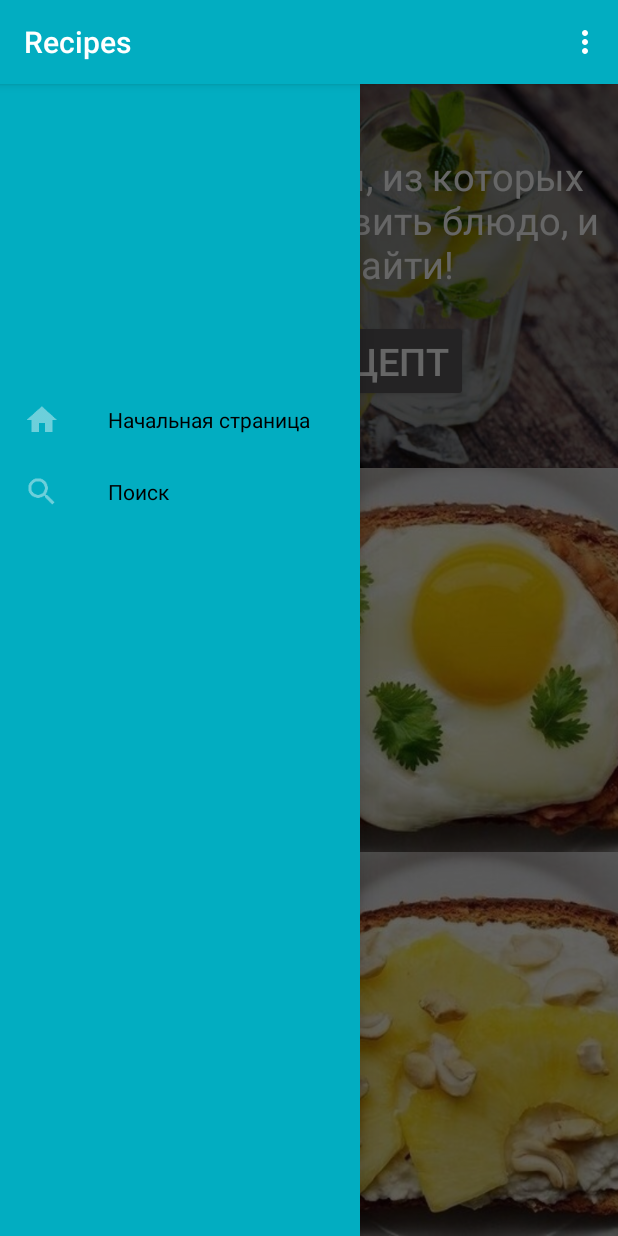
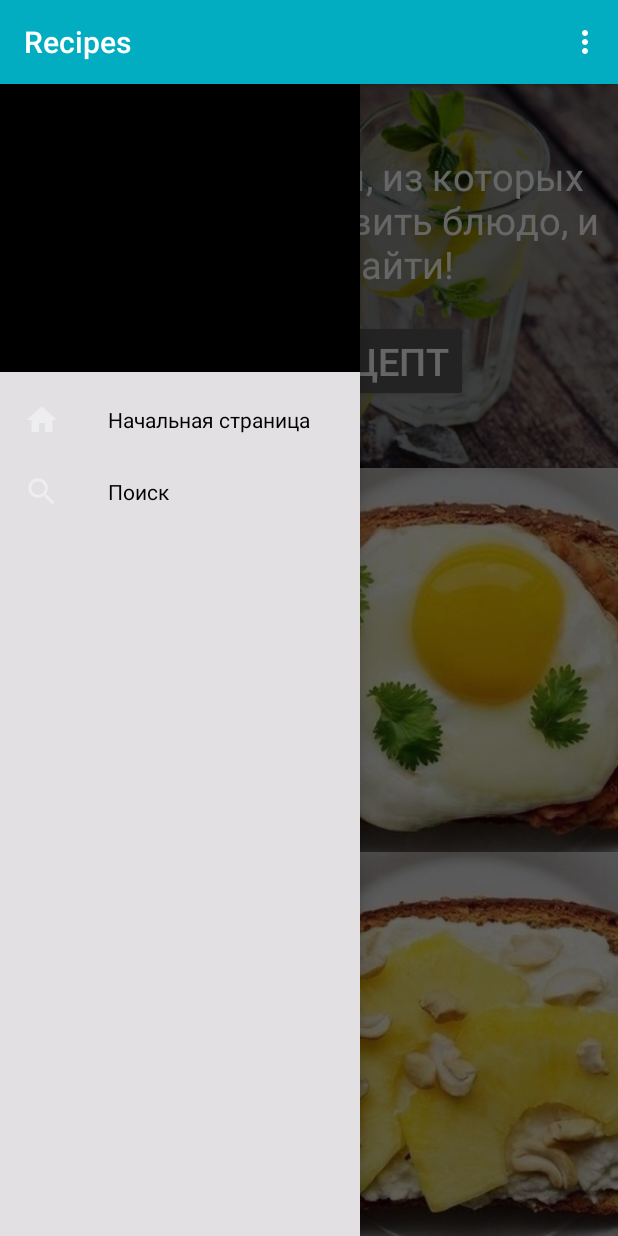
Before and after one commit to Elizaveta19/Recipes_Project, an Android app: the screen it shows after launch (MainActivity), with the side drawer open, on a phone screen of 412 x 824 dp. Run offline under Robolectric (Android 15) with nearby library versions, the phone set to English and light mode, and no system bars.

Commit message:
Drawer_3
Еще ничего нет. только начала делать фрагменты.

```diff
--- a/Recipes/app/src/main/res/layout/activity_main.xml
+++ b/Recipes/app/src/main/res/layout/activity_main.xml
@@ -5,16 +5,11 @@
     android:background="@color/colorPrimary"
     android:id="@+id/drawer_layout">
 
-    <FrameLayout
-        android:id="@+id/content_frame"
-        android:layout_width="match_parent"
-        android:layout_height="match_parent" >
     <LinearLayout
         xmlns:android="http://schemas.android.com/apk/res/android"
         android:layout_width="match_parent"
         android:layout_height="match_parent"
-            android:orientation="vertical"
-            >
+        android:orientation="vertical" >
 
         <FrameLayout
             android:layout_width="match_parent"
@@ -107,14 +102,13 @@
 
         </LinearLayout>
     </LinearLayout>
-    </FrameLayout>
 
     <android.support.design.widget.NavigationView
         android:id="@+id/navigation"
         android:layout_width="240dp"
         android:layout_height="match_parent"
         android:layout_gravity="start"
-        android:background="@color/colorPrimary"
+        android:background="@color/drawerBackground"
         app:menu="@menu/menu_navigation"
         app:headerLayout="@layout/navigation_header"
         app:itemTextAppearance="@style/NavDrawerStyle"/>
--- a/Recipes/app/src/main/res/layout/navigation_header.xml
+++ b/Recipes/app/src/main/res/layout/navigation_header.xml
@@ -3,6 +3,6 @@
     android:orientation="vertical"
     android:layout_width="match_parent"
     android:layout_height="192dp"
-    android:background="@color/colorPrimary">
+    android:background="@color/colorPrimaryDark">
 
 </LinearLayout>
```
Also changed, not shown: Recipes/app/src/main/java/com/acer/recipes/fragments/SearchRecipesFragment.java (added, +33 -0 lines), Recipes/app/src/main/res/layout/activity_search_recipes.xml (added, +11 -0 lines). Lines whose indentation alone changed are shown as unchanged.
